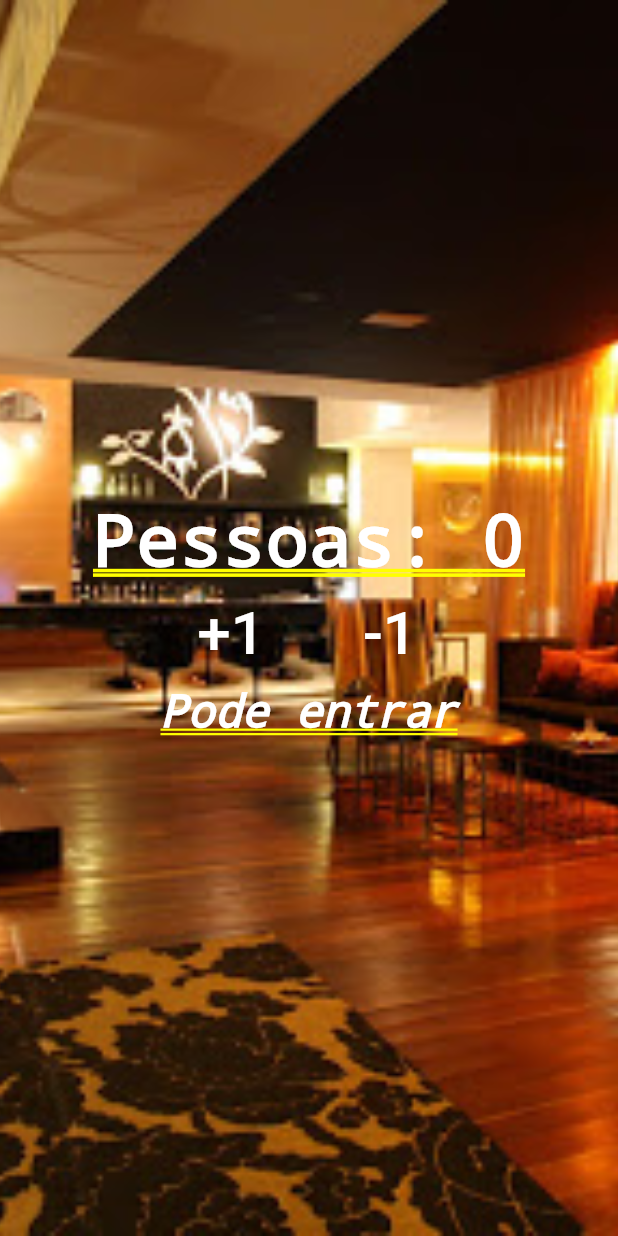
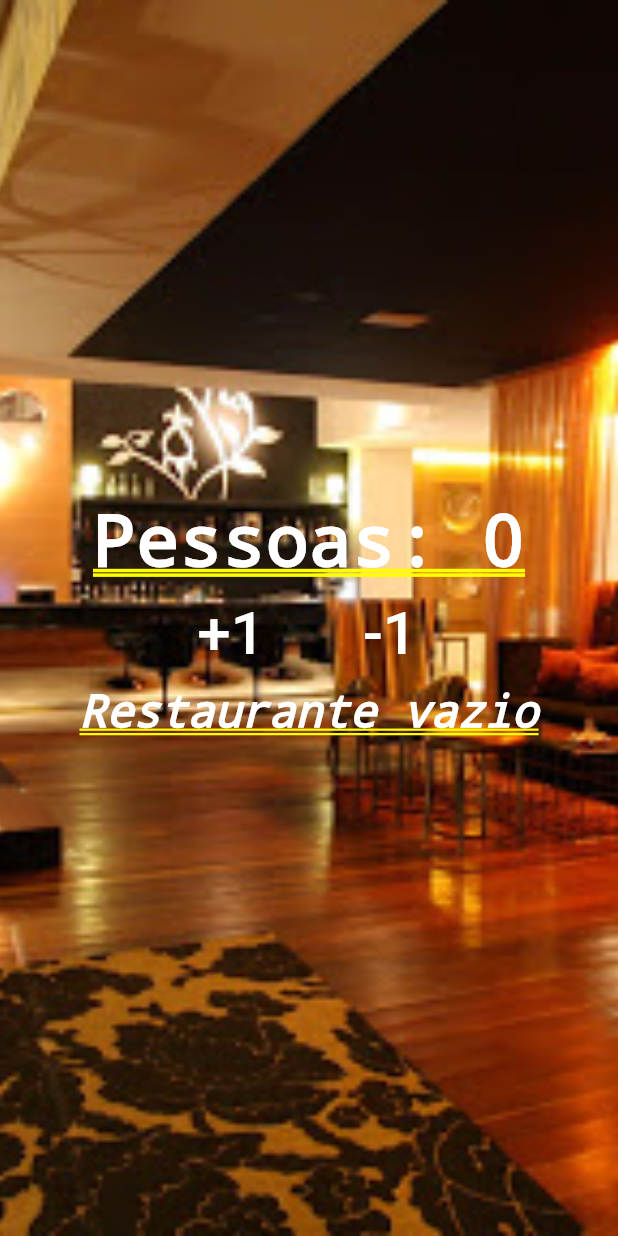
Before and after one commit to marcoshenriquefernandes/flutter-example-apps, a Flutter app: the screen it shows after launch, after a tap on "+1", after a tap on "-1", on a phone screen of 412 x 824 dp. Run offline on Flutter 3.47's test engine with Material 2 defaults, Android fonts, the phone set to English and light mode, and no system bars; our stand-ins replace image_picker, share, sqflite, transparent_image; accounts and stored records are empty.

```diff
--- a/people_counter_app/lib/main.dart
+++ b/people_counter_app/lib/main.dart
@@ -17,14 +17,15 @@ class Home extends StatefulWidget {
 
 class _HomeState extends State<Home> {
   int _people = 0;
-  String _infoText = 'Pode entrar!';
+  String _infoText = 'Restaurante vazio';
 
   void _changePeople(int count) {
     setState(() {
       _people += count;
 
-      if(_people < 0) {
-        _infoText = 'Mundo invertido';
+      if(_people <= 0) {
+        _people = 0;
+        _infoText = 'Restaurante vazio';
       } else if(_people <= 10) {
         _infoText = 'Pode entrar';
       } else {
```
Also changed, not shown: images/people_counter_img.png (added).
